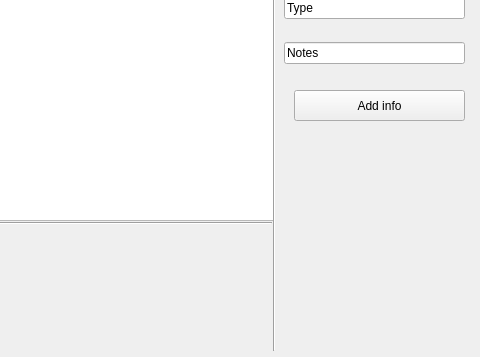
Ali-Adnan219/Email-saving-system, file design.ui: the form before one commit; both pictures show x 586 to 1066 and y 230 to 587 of the 1066 by 587 pixel window.
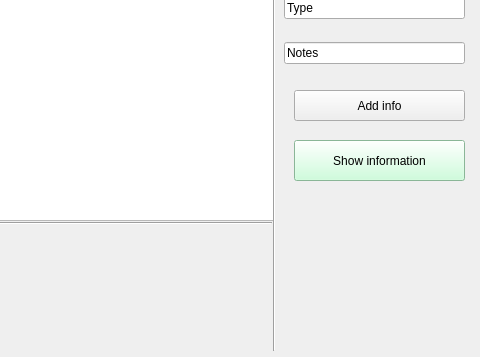
The form after the commit.

```diff
--- a/design.ui
+++ b/design.ui
@@ -179,6 +179,25 @@
     <string>Add info</string>
    </property>
   </widget>
+  <widget class="QPushButton" name="pushButton_3">
+   <property name="geometry">
+    <rect>
+     <x>880</x>
+     <y>370</y>
+     <width>171</width>
+     <height>41</height>
+    </rect>
+   </property>
+   <property name="toolTip">
+    <string>&lt;html&gt;&lt;head/&gt;&lt;body&gt;&lt;p align=&quot;center&quot;&gt;Show information&lt;/p&gt;&lt;/body&gt;&lt;/html&gt;</string>
+   </property>
+   <property name="styleSheet">
+    <string notr="true">background-color:rgb(193, 255, 211)</string>
+   </property>
+   <property name="text">
+    <string>Show information</string>
+   </property>
+  </widget>
  </widget>
  <resources/>
  <connections/>
```
Left out of the diff: 6 changed lines with no effect on the pictures.
